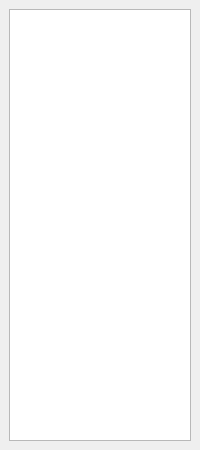
The window that GUI/temdebuger.ui (KuzloPavlo/Networker) describes before a commit, drawn with Qt 5.
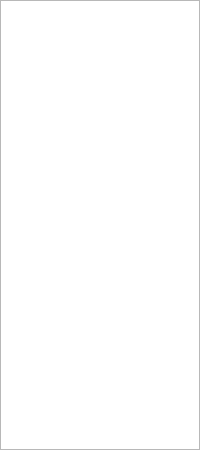
The same window after the commit.

Diff of the .ui file:
```diff
--- a/GUI/temdebuger.ui
+++ b/GUI/temdebuger.ui
@@ -15,8 +15,26 @@
   </property>
   <widget class="QWidget" name="centralwidget">
    <layout class="QGridLayout" name="gridLayout_2">
+    <property name="leftMargin">
+     <number>0</number>
+    </property>
+    <property name="topMargin">
+     <number>0</number>
+    </property>
+    <property name="rightMargin">
+     <number>0</number>
+    </property>
+    <property name="bottomMargin">
+     <number>0</number>
+    </property>
+    <property name="spacing">
+     <number>0</number>
+    </property>
     <item row="0" column="0">
      <layout class="QGridLayout" name="gridLayout">
+      <property name="spacing">
+       <number>0</number>
+      </property>
       <item row="0" column="0">
        <widget class="QTextEdit" name="textEdit"/>
       </item>
```
Left out of the diff: 2 changed lines with no effect on the pictures.
